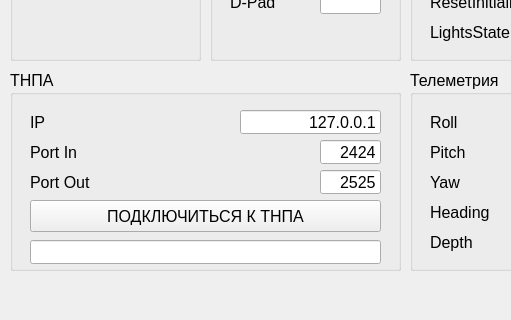
The window that SevROVGUIXboxController/mainwindow.ui (VASoftLab/SevROV) describes before a commit, drawn with Qt 5; both pictures show x 0 to 511 and y 340 to 660 of the 706 by 660 pixel window.
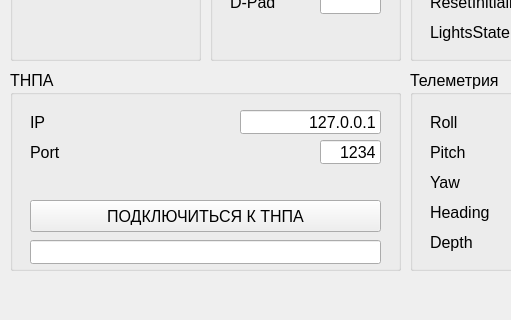
The same window after the commit.

```diff
--- a/SevROVGUIXboxController/mainwindow.ui
+++ b/SevROVGUIXboxController/mainwindow.ui
@@ -1057,7 +1057,7 @@
       </font>
      </property>
      <property name="text">
-      <string>2424</string>
+      <string>1234</string>
      </property>
      <property name="alignment">
       <set>Qt::AlignRight|Qt::AlignTrailing|Qt::AlignVCenter</set>
@@ -1078,46 +1078,7 @@
       </font>
      </property>
      <property name="text">
-      <string>Port In</string>
-     </property>
-    </widget>
-    <widget class="QLabel" name="lbRStickX_2">
-     <property name="geometry">
-      <rect>
-       <x>20</x>
-       <y>100</y>
-       <width>71</width>
-       <height>24</height>
-      </rect>
-     </property>
-     <property name="font">
-      <font>
-       <pointsize>12</pointsize>
-      </font>
-     </property>
-     <property name="text">
-      <string>Port Out</string>
-     </property>
-    </widget>
-    <widget class="QLineEdit" name="edPortOut">
-     <property name="geometry">
-      <rect>
-       <x>310</x>
-       <y>100</y>
-       <width>61</width>
-       <height>24</height>
-      </rect>
-     </property>
-     <property name="font">
-      <font>
-       <pointsize>12</pointsize>
-      </font>
-     </property>
-     <property name="text">
-      <string>2525</string>
-     </property>
-     <property name="alignment">
-      <set>Qt::AlignRight|Qt::AlignTrailing|Qt::AlignVCenter</set>
+      <string>Port</string>
      </property>
     </widget>
     <widget class="QLineEdit" name="edAUVConnection">
```
Left out of the diff: 4 changed lines with no effect on the pictures.
